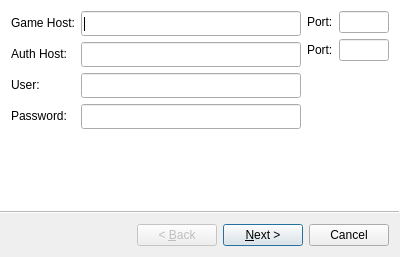
The window that gui/connectwizard.ui (matoom/frostbite) describes before a commit, drawn with Qt 5.
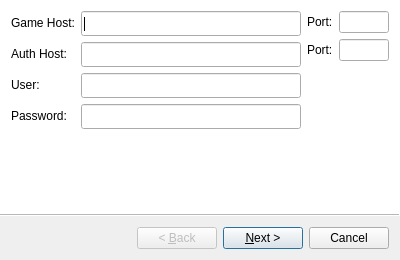
The same window after the commit. Icons and pictures are not drawn. Custom widgets are drawn as their Qt base class.

What changed in the file:
```diff
--- a/gui/connectwizard.ui
+++ b/gui/connectwizard.ui
@@ -7,19 +7,19 @@
     <x>0</x>
     <y>0</y>
     <width>400</width>
-    <height>257</height>
+    <height>260</height>
    </rect>
   </property>
   <property name="minimumSize">
    <size>
     <width>400</width>
-    <height>257</height>
+    <height>260</height>
    </size>
   </property>
   <property name="maximumSize">
    <size>
     <width>400</width>
-    <height>257</height>
+    <height>360</height>
    </size>
   </property>
   <property name="windowTitle">
```
